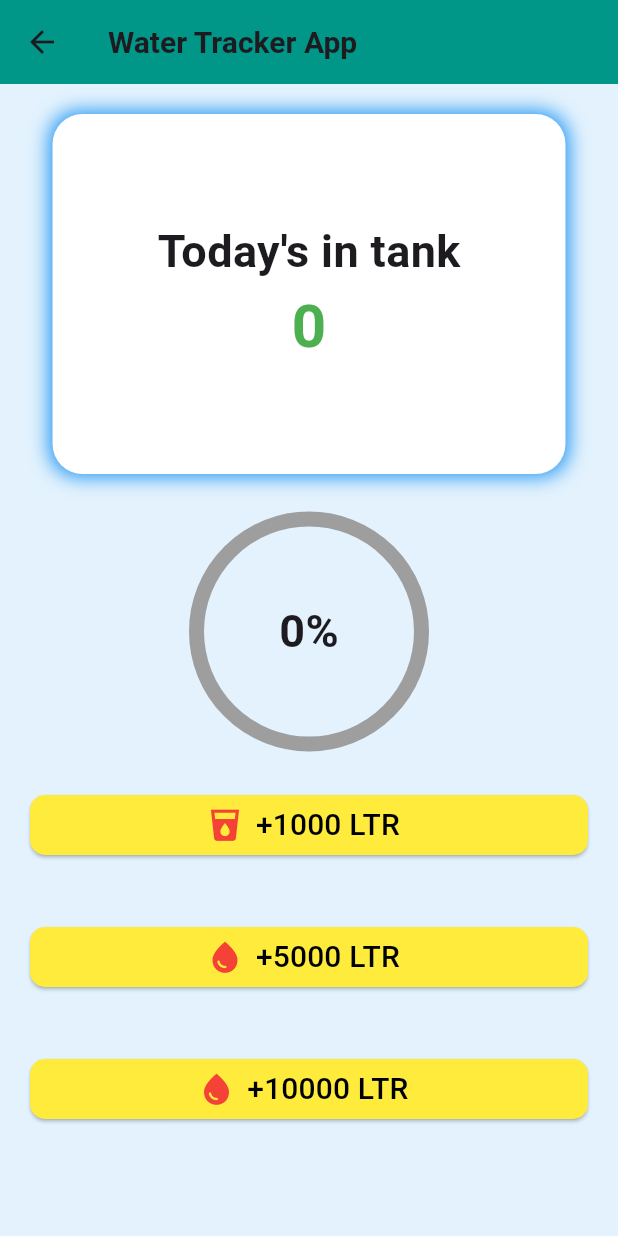
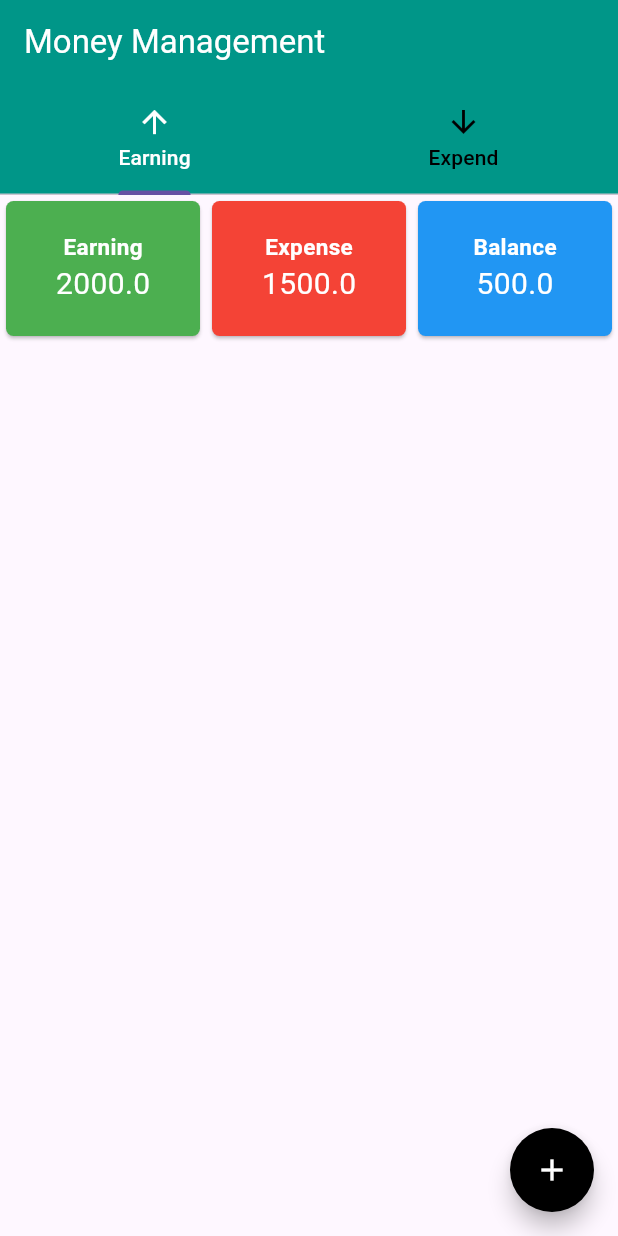
Before and after one commit to tanvirkhan00/flutter-practice, a Flutter app: the screen it shows after launch, on a phone screen of 412 x 824 dp. Run offline on Flutter 3.47's test engine with Material 3 defaults, Android fonts, the light colour scheme and no system bars.

Commit message:
Practice money management project

```diff
--- a/lib/Module_11/water_tracker_app.dart
+++ b/lib/Module_11/water_tracker_app.dart
@@ -1,3 +1,5 @@
+import 'dart:async';
+
 import 'package:flutter/material.dart';
 import 'package:flutter_practice_project/Module_11/widget/water_button.dart';
 
@@ -11,10 +13,31 @@ class WaterTrackerApp extends StatefulWidget {
 class _WaterTrackerAppState extends State<WaterTrackerApp> {
   int currentIntake = 0;
   final goal = 10000;
+  Timer? _time ;
+
+
+  @override
+  void initState() {
+    // TODO: implement initState
+    super.initState();
+    _time= Timer.periodic(Duration(seconds: 1), (timer) {
+      if (currentIntake >0) {
+        setState(() {
+          currentIntake = (currentIntake-1).clamp(0, goal);
+        });
+      }
+    });
+  }
 
   void waterAdd(int amount) {
     setState(() {
       currentIntake = (currentIntake + amount).clamp(0, 10000);
+    });
+  }
+
+  void reset(){
+    setState(() {
+      currentIntake = 0;
     });
   }
 
@@ -93,6 +116,17 @@ class _WaterTrackerAppState extends State<WaterTrackerApp> {
                 water_button(amount: 5000, onClick: ()=> waterAdd(5000),),
                 water_button(amount: 10000, onClick: ()=> waterAdd(10000),),
               ],
+            ),
+
+            SizedBox(
+              child:
+              ElevatedButton(onPressed:()=> reset(),
+                  style: ElevatedButton.styleFrom(
+                    backgroundColor: Colors.yellow
+                  ),
+                  child: Text('Reset Tank', style: TextStyle(
+                    color: Colors.black
+                  ),)),
             )
           ],
         ),
--- /dev/null
+++ b/lib/Module_12/money_management_app.dart
@@ -0,0 +1,103 @@
+import 'package:flutter/material.dart';
+
+class MoneyManagementApp extends StatefulWidget {
+  const MoneyManagementApp({super.key});
+
+  @override
+  State<MoneyManagementApp> createState() => _MoneyManagementAppState();
+}
+
+class _MoneyManagementAppState extends State<MoneyManagementApp> with SingleTickerProviderStateMixin {
+  late TabController _tabController;
+
+  @override
+  void initState() {
+    // TODO: implement initState
+    super.initState();
+    _tabController = TabController(length: 2, vsync: this);
+  }
+
+  void _showFButtonA(BuildContext context) {
+    showModalBottomSheet(context: context, builder: (context){
+      return Row(
+        children: [
+          ElevatedButton(onPressed: (){},
+              style: ElevatedButton.styleFrom(
+                backgroundColor: Colors.green
+              ),
+              child: Text('Add Earning')),
+          ElevatedButton(onPressed: (){},
+              style: ElevatedButton.styleFrom(
+                backgroundColor: Colors.red
+              ),
+              child: Text('Add Expense')),
+        ],
+      );
+    });
+  }
+
+  @override
+  Widget build(BuildContext context) {
+    return Scaffold(
+      appBar: AppBar(
+        title: Text('Money Management', style: TextStyle(
+          color: Colors.white
+        ),),
+        bottom: TabBar(
+          controller: _tabController,
+          labelColor: Colors.white,
+          unselectedLabelColor: Colors.black,
+          tabs: [
+            Tab(text: 'Earning', icon:Icon(Icons.arrow_upward, color: Colors.white,),),
+            Tab(text: 'Expend', icon:Icon(Icons.arrow_downward),)
+          ],
+        ),
+      ),
+      body: Column(
+        children: [
+          Row(
+            children: [
+              _summarycard(title: 'Earning', color: Colors.green, value: 2000),
+              _summarycard(title: 'Expense', color: Colors.red, value: 1500),
+              _summarycard(title: 'Balance', color: Colors.blue, value: 500),
+            ],
+          )
+        ],
+      ),
+      floatingActionButton: FloatingActionButton(onPressed: () => _showFButtonA(context),
+      child: Icon(Icons.add),
+        backgroundColor: Colors.black,
+        foregroundColor: Colors.white,
+        shape: RoundedRectangleBorder(
+          borderRadius: BorderRadius.circular(50)
+        ),
+      ),
+    );
+  }
+}
+
+Widget _summarycard ({required String title,required double value,required Color color}) {
+  return Expanded(
+    child: Card(
+      color: color,
+      shape: RoundedRectangleBorder(
+          borderRadius: BorderRadius.circular(5)),
+      child: Padding(
+        padding: const EdgeInsets.all(20),
+        child: Column(
+          children: [
+            Text(title, style: TextStyle(
+                color: Colors.white,
+                fontSize: 15,
+                fontWeight: FontWeight.w600
+            ),),
+            Text(value.toString(), style: TextStyle(
+                fontSize: 20,
+                color: Colors.white
+            ),)
+          ],
+        ),
+      ),
+    ),
+  );
+}
--- a/lib/app.dart
+++ b/lib/app.dart
@@ -10,6 +10,7 @@ import 'Module 9/class_1.dart';
 import 'Module_11/counterApp.dart';
 import 'Module_11/sumApp.dart';
 import 'Module_11/water_tracker_app.dart';
+import 'Module_12/money_management_app.dart';
 import 'Module_8/Module8_Stack.dart';
 import 'Module_8/Module8_class2.dart';
 import 'listView.dart';
@@ -24,22 +25,24 @@ class MyApp extends StatelessWidget {
       theme: ThemeData(
         brightness: Brightness.light,
         primaryColor: Colors.white,
-        primarySwatch: Colors.teal,
+        primarySwatch: Colors.blueGrey,
         appBarTheme: AppBarTheme(
-          color: Colors.green
+          color: Colors.teal
         ),
       ),
       title: 'This is my first project',
-      initialRoute: '/WaterTrackerApp',
-      routes: {
-        '/' : (context) => assignment1(),
-        '/Figma' : (context) => cove_page(),
-        '/Class1' : (context) => alert(),
-        '/Module9_Class3' : (context) => Moddue9Class3(),
-        '/Material_App' : (context) => CounterApp(),
-        '/calculator' : (context) => Calculator(),
-        '/WaterTrackerApp' : (context) => WaterTrackerApp()
-      },
+      home: MoneyManagementApp(),
+      // initialRoute: '/MoneyManagementApp',
+      // routes: {
+      //   '/' : (context) => assignment1(),
+      //   '/Figma' : (context) => cove_page(),
+      //   '/Class1' : (context) => alert(),
+      //   '/Module9_Class3' : (context) => Moddue9Class3(),
+      //   '/Material_App' : (context) => CounterApp(),
+      //   '/calculator' : (context) => Calculator(),
+      //   '/WaterTrackerApp' : (context) => WaterTrackerApp(),
+      //   '/MoneyManagementApp' : (context) => MoneyManagementApp()
+      // },
     );
   }
 }
```
